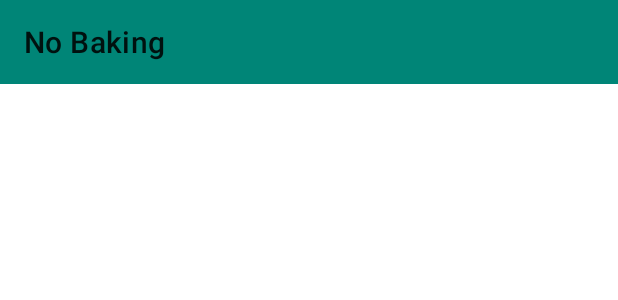
After one commit to nohitme/nano-backing-app, an Android app: the layout activity_step.xml on its own in the app's theme, with its tools: preview values and no code run, on a phone screen of 412 x 824 dp. The commit adds this screen. Shown: the top 300 px of the screen. Run offline under Robolectric (Android 15) with nearby library versions, the phone set to English and light mode, and no system bars.

Commit message:
Make video take full screen in landscape in step activity

```diff
--- /dev/null
+++ b/app/src/main/res/layout-land/activity_step.xml
@@ -0,0 +1,16 @@
+<?xml version="1.0" encoding="utf-8"?>
+<LinearLayout
+    xmlns:android="http://schemas.android.com/apk/res/android"
+    android:layout_width="match_parent"
+    android:layout_height="match_parent"
+    android:orientation="vertical"
+    >
+
+  <FrameLayout
+      android:id="@+id/fragment_container"
+      android:layout_width="match_parent"
+      android:layout_height="0dp"
+      android:layout_weight="1"
+      />
+
+</LinearLayout>
--- /dev/null
+++ b/app/src/main/res/layout/activity_step.xml
@@ -0,0 +1,26 @@
+<?xml version="1.0" encoding="utf-8"?>
+<LinearLayout
+    xmlns:android="http://schemas.android.com/apk/res/android"
+    xmlns:app="http://schemas.android.com/apk/res-auto"
+    android:layout_width="match_parent"
+    android:layout_height="match_parent"
+    android:orientation="vertical"
+    >
+
+  <androidx.appcompat.widget.Toolbar
+      android:id="@+id/activity_toolbar"
+      android:layout_width="match_parent"
+      android:layout_height="wrap_content"
+      android:background="?colorPrimary"
+      android:fitsSystemWindows="true"
+      app:title="@string/app_name"
+      />
+
+  <FrameLayout
+      android:id="@+id/fragment_container"
+      android:layout_width="match_parent"
+      android:layout_height="0dp"
+      android:layout_weight="1"
+      />
+
+</LinearLayout>
--- a/app/src/main/res/values/strings.xml
+++ b/app/src/main/res/values/strings.xml
@@ -4,4 +4,6 @@
 
   <string name="recipe_servings">servings: %d</string>
   <string name="recipe_ingredients">ingredients: %s</string>
+
+  <string name="step_no_video_url">Selected step does not have a video</string>
 </resources>
```
Also changed, not shown: app/src/main/java/info/eric/nobaking/StepActivity.java (+8 -4 lines), app/src/main/java/info/eric/nobaking/StepFragment.java (+41 -2 lines), app/src/main/java/info/eric/nobaking/ui/PlayerViewPresenter.java (added, +69 -0 lines), app/src/main/java/info/eric/nobaking/ui/VideoViewHolder.java (+12 -24 lines), app/src/main/res/layout-land/fragment_step.xml (added, +14 -0 lines), app/src/main/res/layout/fragment_step.xml (added, +20 -0 lines).
